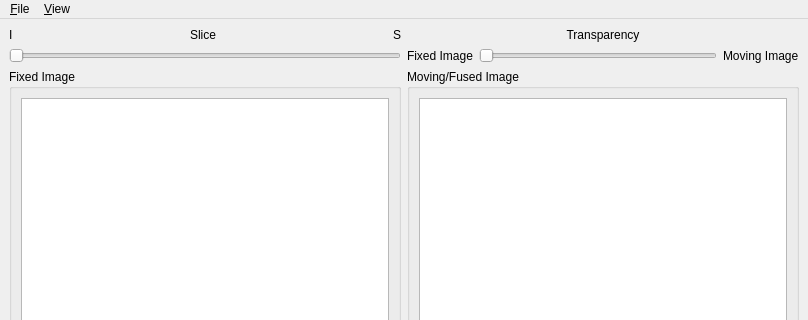
This is core/gui/fview/fviewMainWindow.ui in jefferis/cmtk as Qt 5 draws it before an edit; both pictures show x 0 to 808 and y 0 to 320 of the 808 by 611 pixel window. The edited form follows.
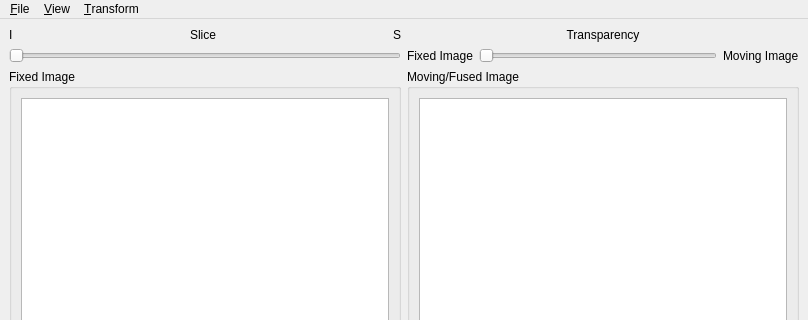
This is the edited form.

Commit message: ADD: hot key shortcuts ADD: toggle affine vs. nonrigid

Patch:
```diff
--- a/core/gui/fview/fviewMainWindow.ui
+++ b/core/gui/fview/fviewMainWindow.ui
@@ -249,8 +249,15 @@
     <addaction name="separator"/>
     <addaction name="menuAnnotations"/>
    </widget>
+   <widget class="QMenu" name="menuTransform">
+    <property name="title">
+     <string>&amp;Transform</string>
+    </property>
+    <addaction name="actionAffineOnly"/>
+   </widget>
    <addaction name="menu_File"/>
    <addaction name="menuView"/>
+   <addaction name="menuTransform"/>
   </widget>
   <action name="action_Quit">
    <property name="text">
```
Left out of the diff: 50 changed lines with no effect on the pictures. The commit also changes 2 other files.
